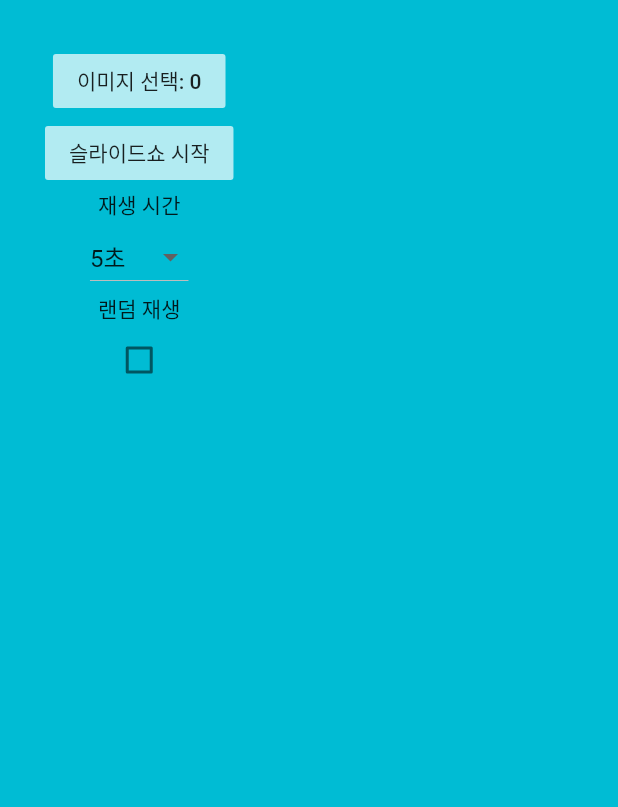
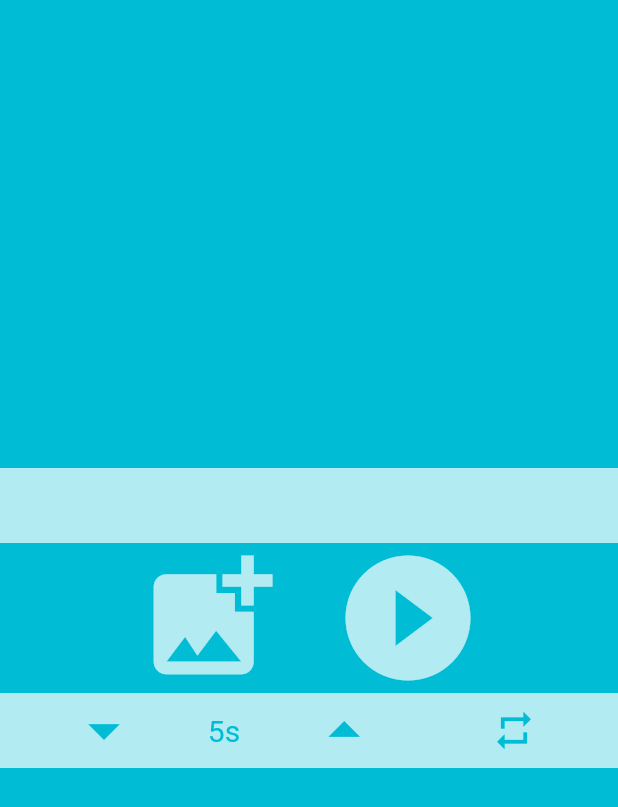
Before and after one commit to wnwo9037/slideshow, a Flutter app: the screen it shows after launch, on a phone screen of 412 x 824 dp. Shown: the top 807 px of the screen. Run offline on Flutter 3.47's test engine with Material 2 defaults, Android fonts, the phone set to English and light mode, and no system bars; missing offline and left inert: multi_image_picker.

Commit message:
ui 작업

```diff
--- a/lib/image_picker.dart
+++ b/lib/image_picker.dart
@@ -36,49 +36,108 @@ class _ImagePickerState extends State<ImagePicker> {
   Widget build(BuildContext context) {
     return Scaffold(
       backgroundColor: Colors.cyan,
-      body: Container(
-        margin: EdgeInsets.all(30.0),
-        child: Column(
+      body: Column(
+        mainAxisAlignment: MainAxisAlignment.center,
+        children: <Widget>[
+          Container(
+            height: 50,
+            color: Colors.cyan[100],
+            child: Row(
+                mainAxisAlignment: MainAxisAlignment.spaceEvenly,
+                children: images
+                    .map((image) => Image(
+                          image: image.image,
+                          filterQuality: FilterQuality.low,
+                        ))
+                    .toList()),
+          ),
+          Row(
+            mainAxisAlignment: MainAxisAlignment.center,
             children: <Widget>[
               FlatButton(
+                child: Icon(
+                  Icons.add_photo_alternate,
                   color: Colors.cyan[100],
-              child: Text('이미지 선택: ${images.length}'),
+                  size: 100,
+                ),
                 onPressed: () {
                   getGalleryImages();
                 },
               ),
               FlatButton(
+                child: Icon(
+                  Icons.play_circle_filled,
+                  size: 100,
                   color: Colors.cyan[100],
-              child: Text('슬라이드쇼 시작'),
+                ),
                 onPressed: () {
+                  if (images.isNotEmpty) {
                     Navigator.push(
                       context,
                       MaterialPageRoute(
                           builder: (context) => Slideshow(images, options)),
                     );
+                  }
                 },
               ),
-            Text('재생 시간'),
-            DropdownButton<int>(
-              value: options.duration,
-              items: List.generate(100, (i) => i + 1)
-                  .map<DropdownMenuItem<int>>((i) => DropdownMenuItem<int>(
-                      value: i, child: Text(i.toString() + '초')))
-                  .toList(),
-              onChanged: (i) => setState(() {
-                options.duration = i;
+            ],
+          ),
+          Container(
+            height: 50,
+            color: Colors.cyan[100],
+            child: Row(
+              mainAxisAlignment: MainAxisAlignment.spaceEvenly,
+              children: <Widget>[
+                FlatButton(
+                  child: Icon(
+                    Icons.arrow_drop_down,
+                    color: Colors.cyan,
+                    size: 50,
+                  ),
+                  onPressed: () => setState(() {
+                    if (options.duration > 1) {
+                      options.duration--;
+                    }
                   }),
                 ),
-            Text('랜덤 재생'),
-            Checkbox(
-              value: options.shuffle,
-              onChanged: (b) => setState(() {
-                options.shuffle = b;
+                Text(
+                  '${options.duration}s',
+                  style: TextStyle(
+                    color: Colors.cyan,
+                    fontSize: 20.0,
+                  ),
+                ),
+                FlatButton(
+                  child: Icon(
+                    Icons.arrow_drop_up,
+                    size: 50,
+                    color: Colors.cyan,
+                  ),
+                  onPressed: () => setState(() {
+                    options.duration++;
+                  }),
+                ),
+                FlatButton(
+                  child: options.shuffle
+                      ? Icon(
+                          Icons.shuffle,
+                          size: 30,
+                          color: Colors.cyan,
+                        )
+                      : Icon(
+                          Icons.repeat,
+                          size: 30,
+                          color: Colors.cyan,
+                        ),
+                  onPressed: () => setState(() {
+                    options.shuffle = !options.shuffle;
                   }),
                 ),
               ],
             ),
           ),
+        ],
+      ),
     );
   }
 }
--- a/lib/slideshow.dart
+++ b/lib/slideshow.dart
@@ -60,17 +60,6 @@ class _SlideshowState extends State<Slideshow> {
 
   @override
   Widget build(BuildContext context) {
-    if (images.isEmpty) {
-      return Container(
-        color: Colors.cyan,
-        child: Center(
-          child: Container(
-            child: Text('No images.'),
-          ),
-        ),
-      );
-    }
-
     return AnimatedCrossFade(
       crossFadeState:
           i % 2 == 0 ? CrossFadeState.showFirst : CrossFadeState.showSecond,
```
Lines whose indentation alone changed are shown as unchanged.
